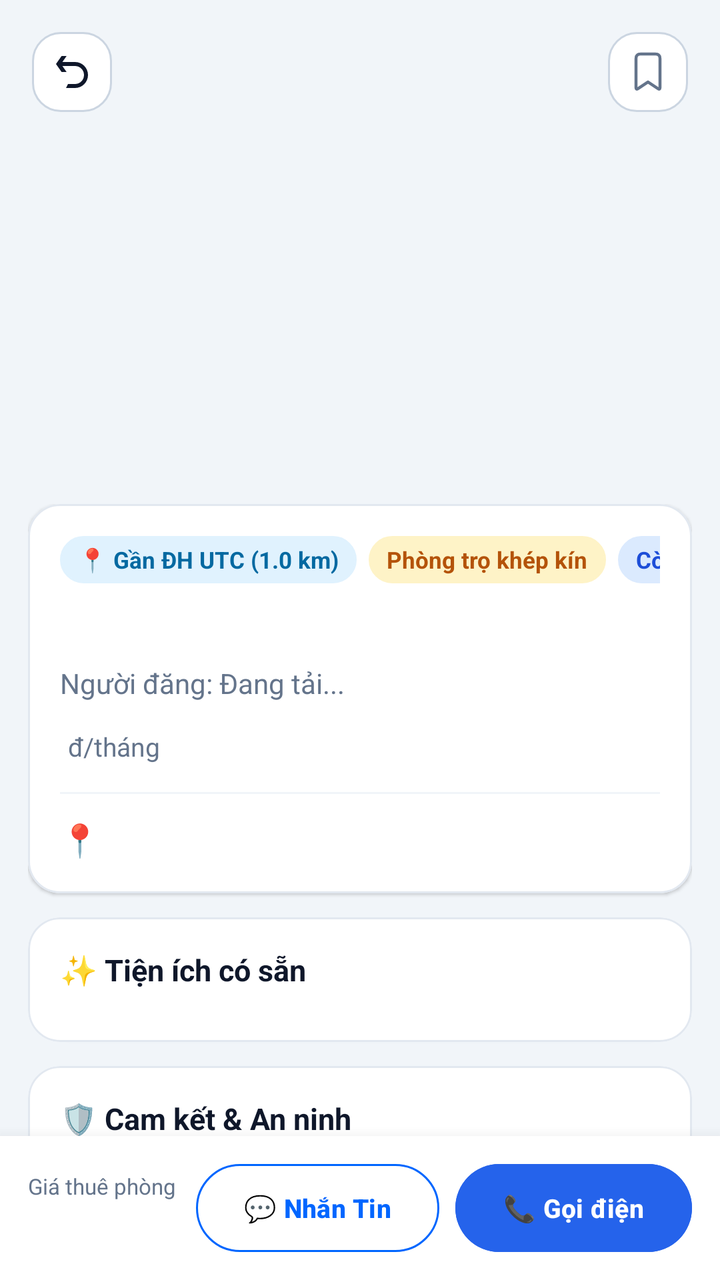
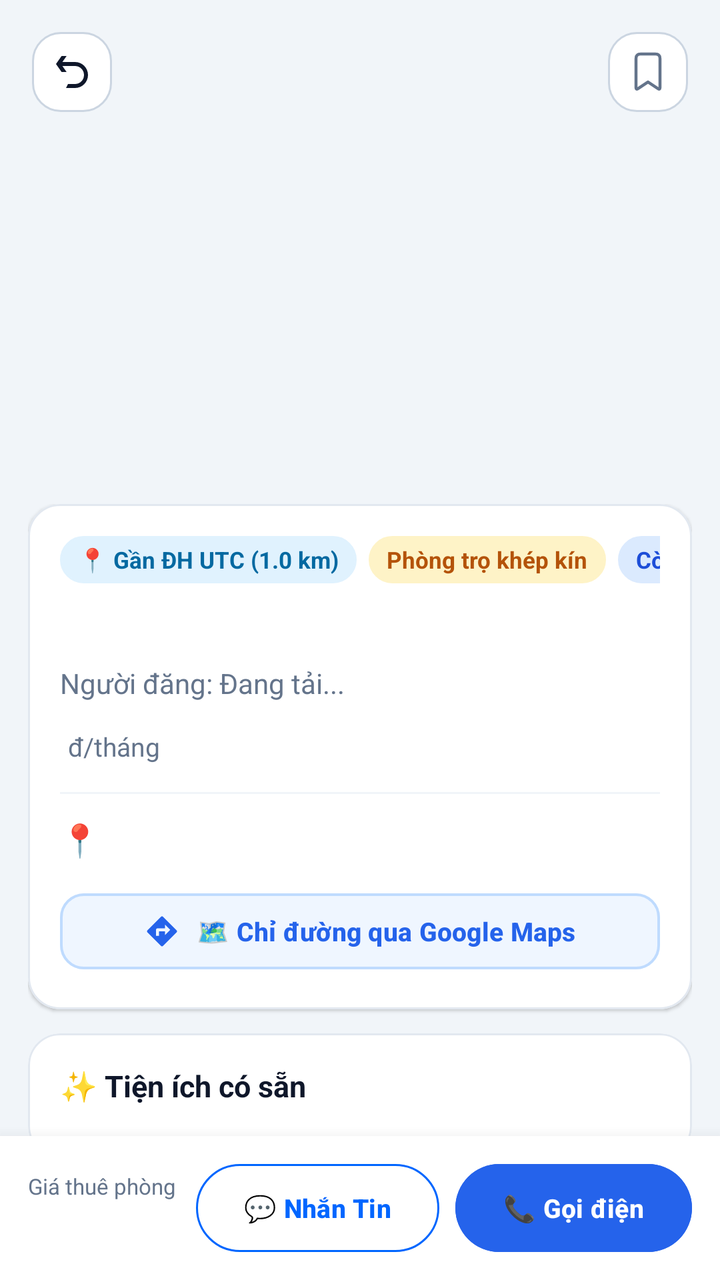

Two renders of the same Android screen: before a commit and after it. Below are the layout's source before the change and the commit's diff.
<!-- AndroidManifest.xml: application theme Theme.UniStay -->
<!-- res/layout/activity_room_detail.xml -->
<?xml version="1.0" encoding="utf-8"?>
<androidx.coordinatorlayout.widget.CoordinatorLayout
    xmlns:android="http://schemas.android.com/apk/res/android"
    xmlns:app="http://schemas.android.com/apk/res-auto"
    android:layout_width="match_parent"
    android:layout_height="match_parent"
    android:background="#F1F5F9">

    
    <androidx.core.widget.NestedScrollView
        android:layout_width="match_parent"
        android:layout_height="match_parent"
        android:paddingBottom="90dp"
        android:clipToPadding="false">

        <LinearLayout
            android:layout_width="match_parent"
            android:layout_height="wrap_content"
            android:orientation="vertical">

            
            <FrameLayout
                android:layout_width="match_parent"
                android:layout_height="240dp">

                <ImageView
                    android:id="@+id/ivDetailImage"
                    android:layout_width="match_parent"
                    android:layout_height="match_parent"
                    android:scaleType="centerCrop" />

                
                <ImageButton
                    android:id="@+id/btnBack"
                    android:layout_width="40dp"
                    android:layout_height="40dp"
                    android:layout_margin="16dp"
                    android:padding="8dp"
                    android:scaleType="fitCenter"
                    android:background="@drawable/bg_search_bar"
                    android:contentDescription="Back"
                    android:src="@drawable/ic_back_custom"
                    app:tint="#0F172A" />
                
                <ImageButton
                    android:id="@+id/btnSaveRoom"
                    android:layout_width="40dp"
                    android:layout_height="40dp"
                    android:layout_margin="16dp"
                    android:padding="8dp"
                    android:scaleType="fitCenter"
                    android:layout_gravity="end"
                    android:background="@drawable/bg_search_bar"
                    android:src="@drawable/ic_save_outline"
                    app:tint="#64748B" />
            </FrameLayout>

            <LinearLayout
                android:layout_width="match_parent"
                android:layout_height="wrap_content"
                android:orientation="vertical"
                android:paddingHorizontal="14dp"
                android:paddingTop="12dp">

                
                <com.google.android.material.card.MaterialCardView
                    android:layout_width="match_parent"
                    android:layout_height="wrap_content"
                    app:cardBackgroundColor="#FFFFFF"
                    app:cardCornerRadius="16dp"
                    app:cardElevation="1dp"
                    app:strokeColor="#E2E8F0"
                    app:strokeWidth="1dp">

                    <LinearLayout
                        android:layout_width="match_parent"
                        android:layout_height="wrap_content"
                        android:orientation="vertical"
                        android:padding="16dp">

                        
                        
                        <HorizontalScrollView
                            android:layout_width="match_parent"
                            android:layout_height="wrap_content"
                            android:scrollbars="none"
                            android:overScrollMode="never">

                            <LinearLayout
                                android:layout_width="wrap_content"
                                android:layout_height="wrap_content"
                                android:gravity="center_vertical"
                                android:orientation="horizontal">

                                <TextView
                                    android:id="@+id/tvUniversityBadge"
                                    android:layout_width="wrap_content"
                                    android:layout_height="wrap_content"
                                    android:background="@drawable/bg_search_bar"
                                    android:backgroundTint="#E0F2FE"
                                    android:paddingHorizontal="9dp"
                                    android:paddingVertical="4dp"
                                    android:text="📍 Gần ĐH UTC (1.0 km)"
                                    android:textColor="#0369A1"
                                    android:textSize="11.5sp"
                                    android:textStyle="bold" />

                                <TextView
                                    android:id="@+id/tvRoomTypeBadge"
                                    android:layout_width="wrap_content"
                                    android:layout_height="wrap_content"
                                    android:layout_marginStart="6dp"
                                    android:background="@drawable/bg_search_bar"
                                    android:backgroundTint="#FEF3C7"
                                    android:paddingHorizontal="9dp"
                                    android:paddingVertical="4dp"
                                    android:text="Phòng trọ khép kín"
                                    android:textColor="#B45309"
                                    android:textSize="11.5sp"
                                    android:textStyle="bold" />

                                <TextView
                                    android:id="@+id/tvOccupancyBadge"
                                    android:layout_width="wrap_content"
                                    android:layout_height="wrap_content"
                                    android:layout_marginStart="6dp"
                                    android:background="@drawable/bg_search_bar"
                                    android:backgroundTint="#DBEAFE"
                                    android:paddingHorizontal="9dp"
                                    android:paddingVertical="4dp"
                                    android:text="Còn trống 2/2"
                                    android:textColor="#1D4ED8"
                                    android:textSize="11.5sp"
                                    android:textStyle="bold" />
                            </LinearLayout>
                        </HorizontalScrollView>

                        
                        <TextView
                            android:id="@+id/tvDetailTitle"
                            android:layout_width="match_parent"
                            android:layout_height="wrap_content"
                            android:layout_marginTop="12dp"
                            android:textColor="#0F172A"
                            android:textSize="18sp"
                            android:textStyle="bold" />
                            
                        
                        <TextView
                            android:id="@+id/tvDetailOwnerName"
                            android:layout_width="match_parent"
                            android:layout_height="wrap_content"
                            android:layout_marginTop="4dp"
                            android:text="Người đăng: Đang tải..."
                            android:textColor="#64748B"
                            android:textSize="14sp" />

                        
                        <LinearLayout
                            android:layout_width="wrap_content"
                            android:layout_height="wrap_content"
                            android:layout_marginTop="6dp"
                            android:gravity="bottom"
                            android:orientation="horizontal">

                            <TextView
                                android:id="@+id/tvDetailPrice"
                                android:layout_width="wrap_content"
                                android:layout_height="wrap_content"
                                android:textColor="#2563EB"
                                android:textSize="20sp"
                                android:textStyle="bold" />

                            <TextView
                                android:layout_width="wrap_content"
                                android:layout_height="wrap_content"
                                android:layout_marginStart="4dp"
                                android:text="đ/tháng"
                                android:textColor="#64748B"
                                android:textSize="13sp" />
                        </LinearLayout>

                        <View
                            android:layout_width="match_parent"
                            android:layout_height="1dp"
                            android:layout_marginVertical="12dp"
                            android:background="#F1F5F9" />

                        
                        <LinearLayout
                            android:layout_width="match_parent"
                            android:layout_height="wrap_content"
                            android:gravity="center_vertical"
                            android:orientation="horizontal">

                            <TextView
                                android:layout_width="wrap_content"
                                android:layout_height="wrap_content"
                                android:text="📍"
                                android:textSize="16sp" />

                            <TextView
                                android:id="@+id/tvDetailAddress"
                                android:layout_width="0dp"
                                android:layout_height="wrap_content"
                                android:layout_marginStart="6dp"
                                android:layout_weight="1"
                                android:textColor="#475569"
                                android:textSize="13sp" />
                        </LinearLayout>

                    </LinearLayout>
                </com.google.android.material.card.MaterialCardView>

                
                <com.google.android.material.card.MaterialCardView
                    android:id="@+id/cardDescription"
                    android:layout_width="match_parent"
                    android:layout_height="wrap_content"
                    android:layout_marginTop="12dp"
                    app:cardBackgroundColor="#FFFFFF"
                    app:cardCornerRadius="16dp"
                    app:cardElevation="1dp"
                    app:strokeColor="#E2E8F0"
                    app:strokeWidth="1dp"
                    android:visibility="gone">

                    <LinearLayout
                        android:layout_width="match_parent"
                        android:layout_height="wrap_content"
                        android:orientation="vertical"
                        android:padding="16dp">

                        <TextView
                            android:layout_width="wrap_content"
                            android:layout_height="wrap_content"
                            android:text="📝 Mô tả chi tiết"
                            android:textColor="#0F172A"
                            android:textSize="15sp"
                            android:textStyle="bold" />

                        <TextView
                            android:id="@+id/tvDetailDescription"
                            android:layout_width="match_parent"
                            android:layout_height="wrap_content"
                            android:layout_marginTop="10dp"
                            android:lineSpacingExtra="5dp"
                            android:textColor="#334155"
                            android:textSize="13sp" />

                    </LinearLayout>
                </com.google.android.material.card.MaterialCardView>

                
                <com.google.android.material.card.MaterialCardView
                    android:layout_width="match_parent"
                    android:layout_height="wrap_content"
                    android:layout_marginTop="12dp"
                    app:cardBackgroundColor="#FFFFFF"
                    app:cardCornerRadius="16dp"
                    app:cardElevation="1dp"
                    app:strokeColor="#E2E8F0"
                    app:strokeWidth="1dp">

                    <LinearLayout
                        android:layout_width="match_parent"
                        android:layout_height="wrap_content"
                        android:orientation="vertical"
                        android:padding="16dp">

                        <TextView
                            android:layout_width="wrap_content"
                            android:layout_height="wrap_content"
                            android:text="✨ Tiện ích có sẵn"
                            android:textColor="#0F172A"
                            android:textSize="15sp"
                            android:textStyle="bold" />

                        
                        <com.google.android.material.chip.ChipGroup
                            android:id="@+id/chipGroupAmenities"
                            android:layout_width="match_parent"
                            android:layout_height="wrap_content"
                            android:layout_marginTop="10dp" />

                    </LinearLayout>
                </com.google.android.material.card.MaterialCardView>

                
                <com.google.android.material.card.MaterialCardView
                    android:layout_width="match_parent"
                    android:layout_height="wrap_content"
                    android:layout_marginTop="12dp"
                    app:cardBackgroundColor="#FFFFFF"
                    app:cardCornerRadius="16dp"
                    app:cardElevation="1dp"
                    app:strokeColor="#E2E8F0"
                    app:strokeWidth="1dp">

                    <LinearLayout
                        android:layout_width="match_parent"
                        android:layout_height="wrap_content"
                        android:orientation="vertical"
                        android:padding="16dp">

                        <TextView
                            android:layout_width="wrap_content"
                            android:layout_height="wrap_content"
                            android:text="🛡️ Cam kết &amp; An ninh"
                            android:textColor="#0F172A"
                            android:textSize="15sp"
                            android:textStyle="bold" />

                        <TextView
                            android:layout_width="match_parent"
                            android:layout_height="wrap_content"
                            android:layout_marginTop="10dp"
                            android:lineSpacingExtra="5dp"
                            android:text="✔ Không chung chủ, giờ giấc tự do 24/7.\n✔ Khu vực an ninh tốt, camera giám sát cổng ra vào.\n✔ Được hỗ trợ đăng ký tạm trú đầy đủ với công an phường."
                            android:textColor="#334155"
                            android:textSize="13sp" />

                    </LinearLayout>
                </com.google.android.material.card.MaterialCardView>

                
                <TextView
                    android:id="@+id/tvSuggestTitle"
                    android:layout_width="wrap_content"
                    android:layout_height="wrap_content"
                    android:layout_marginTop="16dp"
                    android:layout_marginBottom="8dp"
                    android:text="🛏️ Phòng khác gần trường"
                    android:textColor="#0F172A"
                    android:textSize="15sp"
                    android:textStyle="bold" />

                
                <com.google.android.material.card.MaterialCardView
                    android:id="@+id/cardSuggestedRoom"
                    android:layout_width="match_parent"
                    android:layout_height="wrap_content"
                    app:cardBackgroundColor="#FFFFFF"
                    app:cardCornerRadius="16dp"
                    app:cardElevation="1dp"
                    app:strokeColor="#E2E8F0"
                    app:strokeWidth="1dp">

                    <LinearLayout
                        android:layout_width="match_parent"
                        android:layout_height="wrap_content"
                        android:gravity="center_vertical"
                        android:orientation="horizontal"
                        android:padding="12dp">

                        <com.google.android.material.imageview.ShapeableImageView
                            android:id="@+id/ivSuggestImage"
                            android:layout_width="72dp"
                            android:layout_height="72dp"
                            android:scaleType="centerCrop"
                            android:src="@android:drawable/ic_menu_gallery"
                            app:shapeAppearanceOverlay="@style/ShapeAppearance.Material3.Corner.Medium" />

                        <LinearLayout
                            android:layout_width="0dp"
                            android:layout_height="wrap_content"
                            android:layout_marginStart="12dp"
                            android:layout_weight="1"
                            android:orientation="vertical">

                            <TextView
                                android:id="@+id/tvSuggestTitleRoom"
                                android:layout_width="match_parent"
                                android:layout_height="wrap_content"
                                android:ellipsize="end"
                                android:maxLines="1"
                                android:text="Phòng Ban Công Rộng Khép Kín"
                                android:textColor="#0F172A"
                                android:textSize="13sp"
                                android:textStyle="bold" />

                            <TextView
                                android:id="@+id/tvSuggestDistance"
                                android:layout_width="wrap_content"
                                android:layout_height="wrap_content"
                                android:layout_marginTop="2dp"
                                android:text="📍 Cách trường 0.60 km"
                                android:textColor="#64748B"
                                android:textSize="11sp" />

                            <TextView
                                android:id="@+id/tvSuggestPrice"
                                android:layout_width="wrap_content"
                                android:layout_height="wrap_content"
                                android:layout_marginTop="4dp"
                                android:text="2,600,000 đ/tháng"
                                android:textColor="#2563EB"
                                android:textSize="13sp"
                                android:textStyle="bold" />
                        </LinearLayout>

                        <TextView
                            android:layout_width="wrap_content"
                            android:layout_height="wrap_content"
                            android:text="❯"
                            android:textColor="#94A3B8"
                            android:textSize="16sp" />
                    </LinearLayout>
                </com.google.android.material.card.MaterialCardView>

            </LinearLayout>
        </LinearLayout>
    </androidx.core.widget.NestedScrollView>

    
    <LinearLayout
        android:id="@+id/bottomBar"
        android:layout_width="match_parent"
        android:layout_height="72dp"
        android:layout_gravity="bottom"
        android:background="#FFFFFF"
        android:elevation="12dp"
        android:gravity="center_vertical"
        android:orientation="horizontal"
        android:paddingHorizontal="14dp">

        
        <LinearLayout
            android:layout_width="wrap_content"
            android:layout_height="wrap_content"
            android:orientation="vertical">

            <TextView
                android:layout_width="wrap_content"
                android:layout_height="wrap_content"
                android:text="Giá thuê phòng"
                android:textColor="#64748B"
                android:textSize="11sp" />

            <TextView
                android:id="@+id/tvBottomPrice"
                android:layout_width="wrap_content"
                android:layout_height="wrap_content"
                android:textColor="#2563EB"
                android:textSize="16sp"
                android:textStyle="bold" />
        </LinearLayout>

        <View
            android:layout_width="0dp"
            android:layout_height="1dp"
            android:layout_weight="1" />

        
        <com.google.android.material.button.MaterialButton
            android:id="@+id/btnChat"
            style="@style/Widget.Material3.Button.OutlinedButton"
            android:layout_width="wrap_content"
            android:layout_height="44dp"
            android:insetTop="0dp"
            android:insetBottom="0dp"
            android:text="💬 Nhắn Tin"
            android:textColor="#0066FF"
            android:textSize="13sp"
            android:textStyle="bold"
            app:cornerRadius="22dp"
            app:strokeColor="#0066FF" />

        
        <com.google.android.material.button.MaterialButton
            android:id="@+id/btnCallOwner"
            android:layout_width="wrap_content"
            android:layout_height="44dp"
            android:layout_marginStart="8dp"
            android:backgroundTint="#2563EB"
            android:insetTop="0dp"
            android:insetBottom="0dp"
            android:text="📞 Gọi điện"
            android:textColor="#FFFFFF"
            android:textSize="13sp"
            android:textStyle="bold"
            app:cornerRadius="22dp" />
    </LinearLayout>

    
    <LinearLayout
        android:id="@+id/bottomBarOwner"
        android:layout_width="match_parent"
        android:layout_height="72dp"
        android:layout_gravity="bottom"
        android:background="#FFFFFF"
        android:elevation="12dp"
        android:gravity="center_vertical"
        android:orientation="horizontal"
        android:paddingHorizontal="16dp"
        android:visibility="gone">

        <com.google.android.material.button.MaterialButton
            android:id="@+id/btnDeleteRoomBottom"
            android:layout_width="match_parent"
            android:layout_height="48dp"
            android:backgroundTint="#EF4444"
            android:insetTop="0dp"
            android:insetBottom="0dp"
            android:text="🗑️ XÓA BÀI ĐĂNG PHÒNG TRỌ"
            android:textColor="#FFFFFF"
            android:textSize="14sp"
            android:textStyle="bold"
            app:cornerRadius="24dp" />
    </LinearLayout>

</androidx.coordinatorlayout.widget.CoordinatorLayout>
<!-- resources referenced by this layout -->
<resources>
  <!-- drawable bg_search_bar (drawable) -->
  <?xml version="1.0" encoding="utf-8"?>
  <shape xmlns:android="http://schemas.android.com/apk/res/android">
      <solid android:color="#FFFFFF" />
      <corners android:radius="14dp" />
      <stroke android:width="1dp" android:color="#CBD5E1" />
  </shape>
  <!-- drawable ic_back_custom (drawable) -->
  <vector xmlns:android="http://schemas.android.com/apk/res/android"
      android:width="24dp"
      android:height="24dp"
      android:viewportWidth="24"
      android:viewportHeight="24"
      android:tint="?attr/colorControlNormal">
      <path
          android:fillColor="@android:color/white"
          android:pathData="M4.4 7.4L6.8 4h2.5L7.2 7h6.3a6.5 6.5 0 0 1 0 13H9l1-2h3.5a4.5 4.5 0 1 0 0-9H7.2l2.1 3H6.8L4.4 8.6L4 8z" />
  </vector>
  <!-- drawable ic_save_outline (drawable) -->
  <vector xmlns:android="http://schemas.android.com/apk/res/android"
      android:width="24dp"
      android:height="24dp"
      android:viewportWidth="24"
      android:viewportHeight="24">
      <path
          android:fillColor="#00000000"
          android:strokeColor="#64748B"
          android:strokeWidth="1.5"
          android:strokeLineCap="round"
          android:strokeLineJoin="round"
          android:pathData="M6 6.2c0-1.12 0-1.68.218-2.108a2 2 0 0 1 .874-.874C7.52 3 8.08 3 9.2 3h5.6c1.12 0 1.68 0 2.108.218a2 2 0 0 1 .874.874C18 4.52 18 5.08 18 6.2v13.305c0 .486 0 .729-.101.862a.5.5 0 0 1-.37.198c-.167.01-.369-.125-.773-.394L12 17l-4.756 3.17c-.404.27-.606.405-.774.395a.5.5 0 0 1-.369-.198C6 20.234 6 19.991 6 19.505z" />
  </vector>
  <style name="Theme.UniStay" parent="Base.Theme.UniStay" />
  <style name="Base.Theme.UniStay" parent="Theme.Material3.Light.NoActionBar">
          
          <item name="colorPrimary">@color/primaryColor</item>
          <item name="colorPrimaryVariant">@color/primaryDarkColor</item>
          <item name="colorOnPrimary">@color/white</item>
          <item name="colorSecondary">@color/colorAccent</item>
          <item name="colorSecondaryVariant">@color/primaryColor</item>
          <item name="colorOnSecondary">@color/white</item>
          
          <item name="android:statusBarColor">@color/primaryDarkColor</item>
      </style>
  <color name="primaryColor">#2563EB</color>
  <color name="primaryDarkColor">#1E40AF</color>
  <color name="white">#FFFFFF</color>
  <color name="colorAccent">#3B82F6</color>
</resources>

<!-- the commit's change to res/layout/activity_room_detail.xml (unified diff, before → after) -->
@@ -209,6 +209,25 @@
                                 android:textSize="13sp" />
                         </LinearLayout>
 
+                        
+                        <com.google.android.material.button.MaterialButton
+                            android:id="@+id/btnOpenGoogleMaps"
+                            android:layout_width="match_parent"
+                            android:layout_height="46dp"
+                            android:layout_marginTop="12dp"
+                            android:backgroundTint="#EFF6FF"
+                            android:text="🗺️ Chỉ đường qua Google Maps"
+                            android:textColor="#2563EB"
+                            android:textSize="13sp"
+                            android:textStyle="bold"
+                            app:cornerRadius="12dp"
+                            app:icon="@drawable/ic_map_directions"
+                            app:iconGravity="textStart"
+                            app:iconPadding="8dp"
+                            app:iconTint="#2563EB"
+                            app:strokeColor="#BFDBFE"
+                            app:strokeWidth="1.2dp" />
+
                     </LinearLayout>
                 </com.google.android.material.card.MaterialCardView>
 
<!-- resource entries referenced after the edit -->
@@ -17,6 +17,16 @@
       <path
           android:fillColor="@android:color/white"
           android:pathData="M4.4 7.4L6.8 4h2.5L7.2 7h6.3a6.5 6.5 0 0 1 0 13H9l1-2h3.5a4.5 4.5 0 1 0 0-9H7.2l2.1 3H6.8L4.4 8.6L4 8z" />
+  </vector>
+  <!-- drawable ic_map_directions (drawable) -->
+  <vector xmlns:android="http://schemas.android.com/apk/res/android"
+      android:width="24dp"
+      android:height="24dp"
+      android:viewportWidth="24"
+      android:viewportHeight="24">
+    <path
+        android:fillColor="#2563EB"
+        android:pathData="M21.71,11.29l-9,-9c-0.39,-0.39 -1.02,-0.39 -1.41,0l-9,9c-0.39,0.39 -0.39,1.02 0,1.41l9,9c0.39,0.39 1.02,0.39 1.41,0l9,-9C22.1,12.32 22.1,11.68 21.71,11.29zM14,14.5V12h-4v3H8v-4c0,-0.55 0.45,-1 1,-1h5V7.5l3.5,3.5L14,14.5z"/>
   </vector>
   <!-- drawable ic_save_outline (drawable) -->
   <vector xmlns:android="http://schemas.android.com/apk/res/android"
